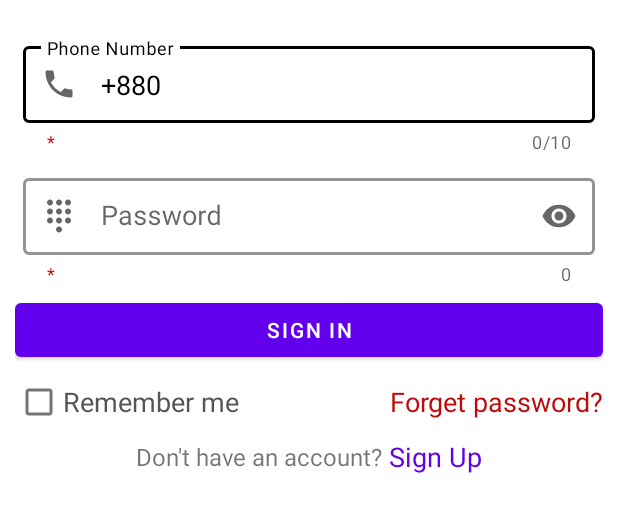
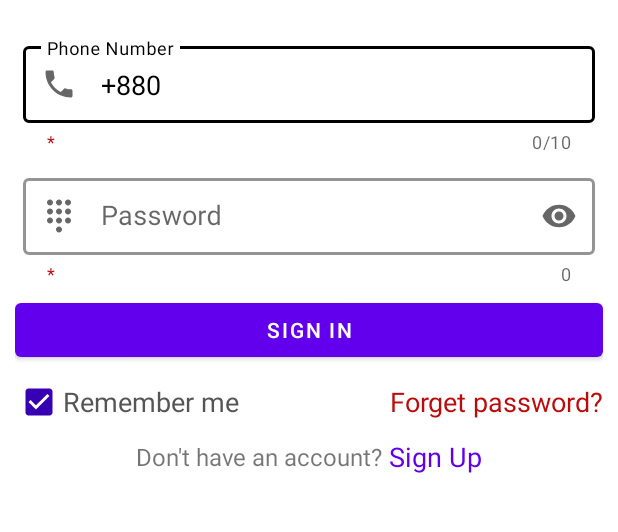
Before and after one commit to Liakot-ali/EasyTransaction, an Android app: the screen it shows after launch (ActivitySignIn), on a phone screen of 412 x 824 dp, the part 264-796 px from its top. Run offline under Robolectric (Android 15) with nearby library versions, the phone set to English and light mode, and no system bars; our stand-ins replace CircleImageView, Firebase (no records; nobody signed in at launch, a user with empty details on screens opened directly).

Commit message:
change checkbox color

```diff
--- a/app/src/main/res/layout/activity_home.xml
+++ b/app/src/main/res/layout/activity_home.xml
@@ -128,8 +128,7 @@
             android:id="@+id/homeFrameLayout"
             android:layout_width="match_parent"
             android:layout_height="match_parent"
-            android:visibility="gone"
-            />
+            android:visibility="gone" />
 
         <androidx.viewpager.widget.ViewPager
             android:id="@+id/homeViewpager"
--- a/app/src/main/res/layout/activity_sign_in.xml
+++ b/app/src/main/res/layout/activity_sign_in.xml
@@ -110,6 +110,8 @@
                     android:layout_width="wrap_content"
                     android:layout_height="wrap_content"
                     android:text="Remember me"
+                    android:checked="true"
+                    android:buttonTint="@color/purple_700"
                     android:textColor="@color/dark_gray"
                     android:textSize="@dimen/normal_text" />
 
```
